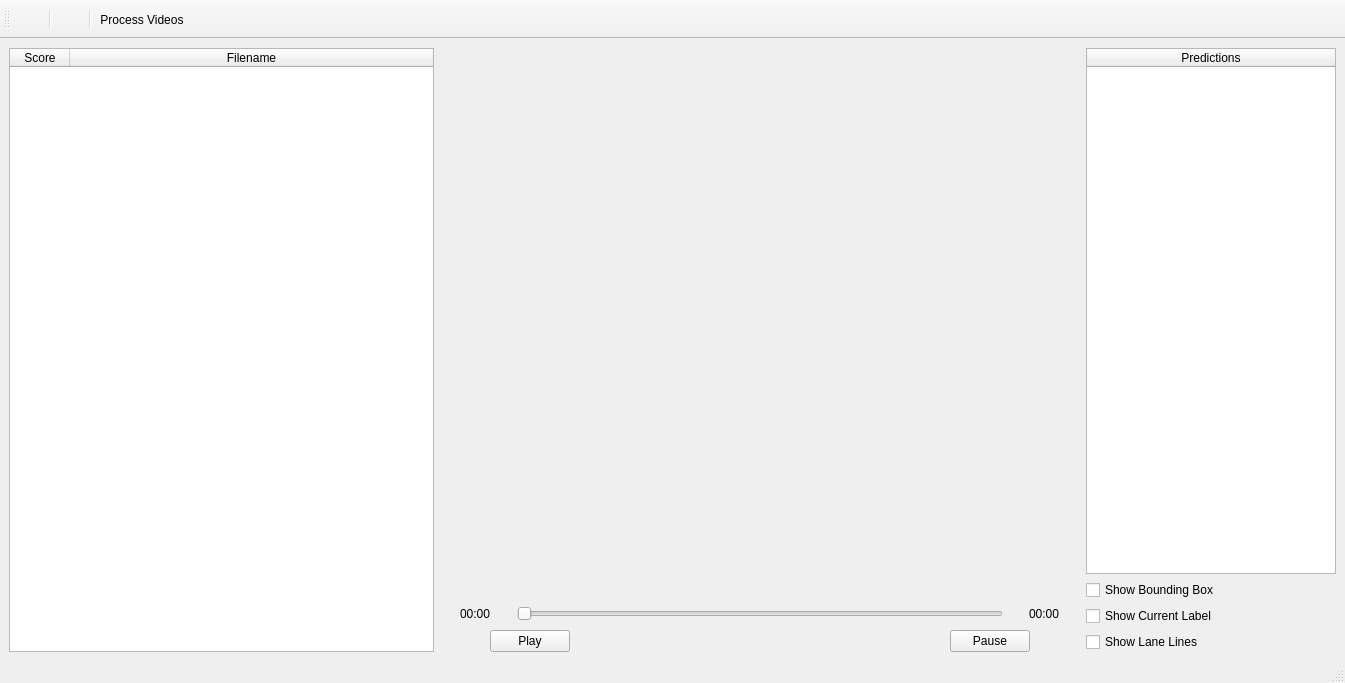
This is App.ui in byq-luo/bosch as Qt 5 draws it before an edit. The edited form follows.
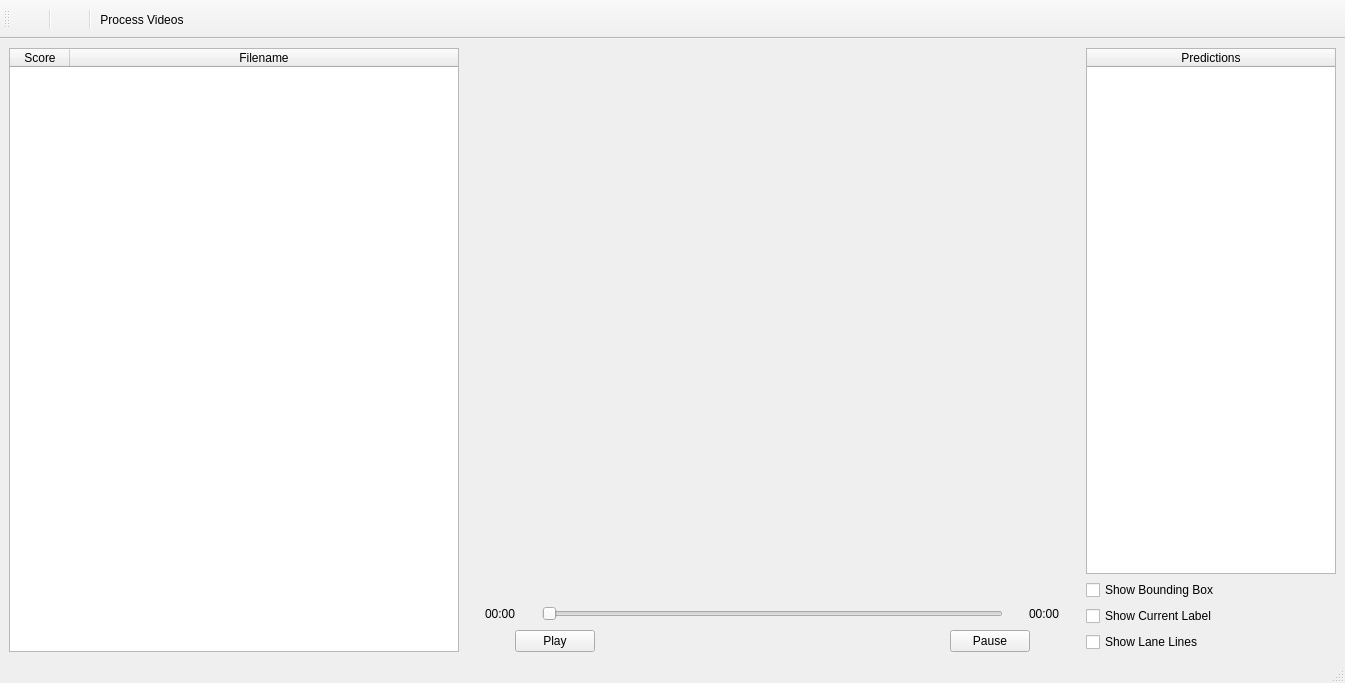
This is the edited form. Icons and pictures are not drawn. Custom widgets are drawn as their Qt base class.

```diff
--- a/App.ui
+++ b/App.ui
@@ -21,7 +21,7 @@
        <widget class="QTableWidget" name="fileTableWidget">
         <property name="maximumSize">
          <size>
-          <width>425</width>
+          <width>450</width>
           <height>16777215</height>
          </size>
         </property>
```
